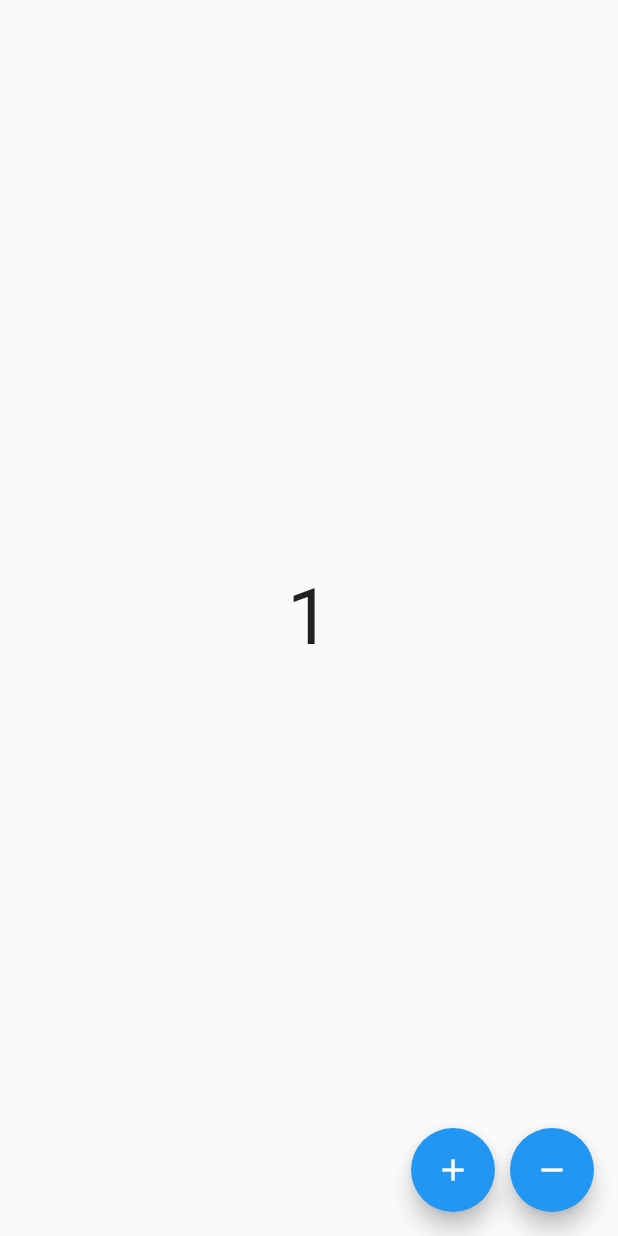
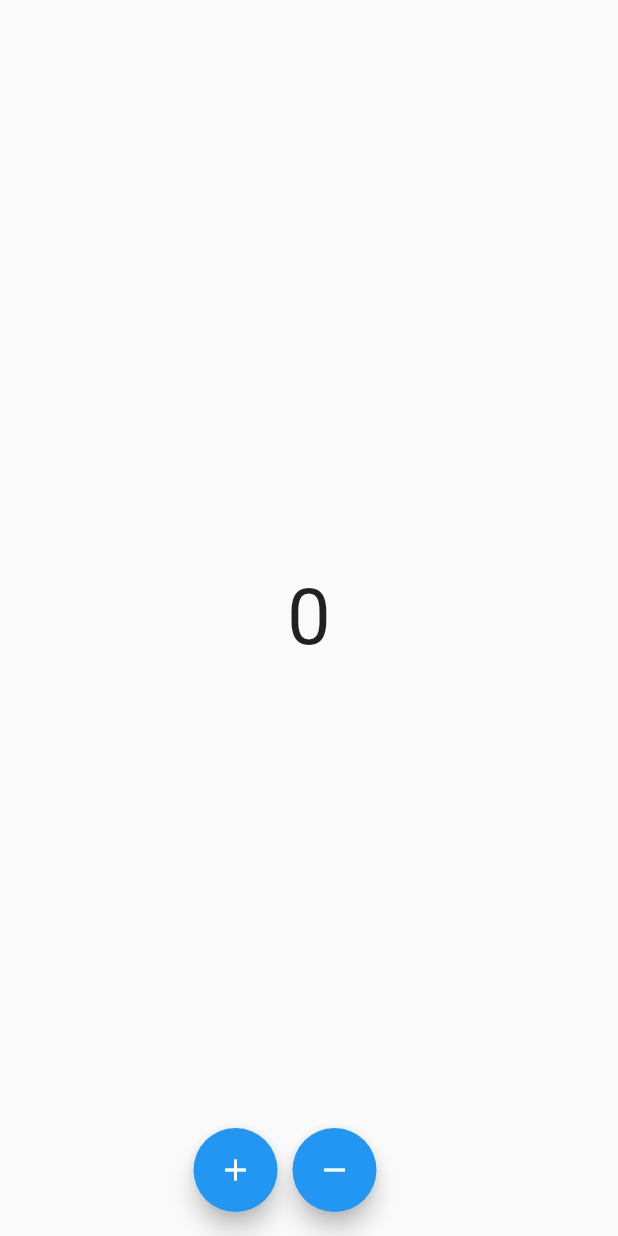
Before and after one commit to ronieo/-flutter-counterApp, a Flutter app: the screen it shows after launch, after a tap on the "add" icon, on a phone screen of 412 x 824 dp. Run offline on Flutter 3.47's test engine with Material 2 defaults, Android fonts, the phone set to English and light mode, and no system bars; our stand-ins replace bloc, equatable, flutter_bloc; statements that could not run were skipped.

Commit message:
from Form of cubit to Form of bloc

```diff
--- a/analysis_options.yaml
+++ b/analysis_options.yaml
@@ -8,6 +8,7 @@
 # The following line activates a set of recommended lints for Flutter apps,
 # packages, and plugins designed to encourage good coding practices.
 # include: package:flutter_lints/flutter.yaml
+# 디폴트 린트룰을 개발과정에선 적용하지 않고 싶을 때
 
 linter:
   # The lint rules applied to this project can be customized in the
--- /dev/null
+++ b/lib/blocs/counter/counter_bloc.dart
@@ -0,0 +1,25 @@
+import 'package:bloc/bloc.dart';
+import 'package:equatable/equatable.dart';
+
+part 'counter_event.dart';
+part 'counter_state.dart';
+
+class CounterBloc extends Bloc<CounterEvent, CounterState> {
+  CounterBloc() : super(CounterState.initial()) {
+    on<IncrementCounterEvent>((event, emit) {
+      // TODO: implement event handler
+      emit(state.copyWith(counter: state.counter + 1));
+    });
+
+    on<DecrementCounterEvent>(_decrementCounter);
+    // on<DecrementCounterEvent>((event, emit) {
+    //   emit(state.copyWith(counter: state.counter - 1));
+    // });
+  }
+  void _decrementCounter(
+    DecrementCounterEvent event,
+    Emitter<CounterState> emit,
+  ) {
+    emit(state.copyWith(counter: state.counter - 1));
+  }
+}
--- /dev/null
+++ b/lib/blocs/counter/counter_event.dart
@@ -0,0 +1,8 @@
+part of 'counter_bloc.dart';
+
+abstract class CounterEvent extends Equatable {
+  const CounterEvent();
+
+  @override
+  List<Object> get props => [];
+}
--- a/lib/cubits/counter/counter_state.dart
+++ b/lib/blocs/counter/counter_state.dart
@@ -1,4 +1,4 @@
-part of 'counter_cubit.dart';
+part of 'counter_bloc.dart';
 
 class CounterState extends Equatable {
   final int counter;
--- /dev/null
+++ b/lib/cubits/counter/ccounter_state.dart
@@ -0,0 +1,26 @@
+part of 'counter_cubit.dart';
+
+class CcounterState extends Equatable {
+  final int counter;
+  CcounterState({
+    required this.counter,
+  });
+
+  factory CcounterState.initial() {
+    return CcounterState(counter: 0);
+  }
+
+  @override
+  List<Object> get props => [counter];
+
+  @override
+  String toString() => 'CounterState(counter: $counter)';
+
+  CcounterState copyWith({
+    int? counter,
+  }) {
+    return CcounterState(
+      counter: counter ?? this.counter,
+    );
+  }
+}
--- a/lib/cubits/counter/counter_cubit.dart
+++ b/lib/cubits/counter/counter_cubit.dart
@@ -1,10 +1,10 @@
 import 'package:bloc/bloc.dart';
 import 'package:equatable/equatable.dart';
 
-part 'counter_state.dart';
+part 'ccounter_state.dart';
 
-class CounterCubit extends Cubit<CounterState> {
-  CounterCubit() : super(CounterState.initial());
+class CounterCubit extends Cubit<CcounterState> {
+  CounterCubit() : super(CcounterState.initial());
 
   void increment() {
     final newState = state.copyWith(counter: state.counter + 1);
--- a/lib/main.dart
+++ b/lib/main.dart
@@ -1,7 +1,8 @@
 import 'package:flutter/material.dart';
 import 'package:flutter_bloc/flutter_bloc.dart';
+import 'package:my_counter_cubit/blocs/counter/counter_bloc.dart';
 import 'package:my_counter_cubit/cubits/counter/counter_cubit.dart';
-import 'package:my_counter_cubit/other_page.dart';
+//import 'package:my_counter_cubit/other_page.dart';
 
 void main() {
   runApp(const MyApp());
@@ -12,15 +13,19 @@ class MyApp extends StatelessWidget {
 
   @override
   Widget build(BuildContext context) {
+    //Counter Bloc을 필요로하는 위젯의 상위 위젯에 BlocProvider Injection해야함
     return BlocProvider<CounterCubit>(
       create: (context) => CounterCubit(),
+      child: BlocProvider<CounterBloc>(
+        create: (context) => CounterBloc(),
         child: MaterialApp(
-        title: 'MyCounter Cubit',
+          title: 'MyCounter Bloc',
           debugShowCheckedModeBanner: false,
           theme: ThemeData(
             primarySwatch: Colors.blue,
           ),
           home: const MyHomePage(),
+        ),
       ),
     );
   }
@@ -32,41 +37,25 @@ class MyHomePage extends StatelessWidget {
   @override
   Widget build(BuildContext context) {
     return Scaffold(
-      body: BlocConsumer<CounterCubit, CounterState>(
+      body: BlocListener<CounterBloc, CounterState>(
         listener: (context, state) {
-          if (state.counter == 3) {
-            showDialog(
-              context: context,
-              builder: (context) {
-                return AlertDialog(
-                  content: Text('counter is ${state.counter}'),
-                );
+          // TODO: implement listener
         },
-            );
-          } else if (state.counter == -1) {
-            Navigator.push(
-              context,
-              MaterialPageRoute(builder: (context) {
-                return OtherPage();
-              }),
-            );
-          }
-        },
-        builder: (context, state) {
-          return Center(
+        child: Center(
           child: Text(
-              '${state.counter}',
+            // context.watch<T> = ObjectType<T>의 변화를 listen 하는 것
+            '${context.watch<CounterBloc>().state.counter}',
             style: TextStyle(fontSize: 52.0),
           ),
-          );
-        },
+        ),
       ),
       floatingActionButton: Row(
-        mainAxisAlignment: MainAxisAlignment.end,
+        mainAxisAlignment: MainAxisAlignment.center,
         children: [
           FloatingActionButton(
             onPressed: () {
-              context.read<CounterCubit>().increment();
+              BlocProvider.of<CounterBloc>(context)
+                  .add(IncrementCounterEvent());
             },
             child: Icon(Icons.add),
             heroTag: 'increment',
@@ -74,13 +63,73 @@ class MyHomePage extends StatelessWidget {
           SizedBox(width: 10.0),
           FloatingActionButton(
             onPressed: () {
-              context.read<CounterCubit>().decrement();
+              context.read<CounterBloc>().add(DecrementCounterEvent());
             },
             child: Icon(Icons.remove),
             heroTag: 'decrement',
-          ),
+          )
         ],
       ),
     );
   }
 }
+
+// class MyHomePage extends StatelessWidget {
+//   const MyHomePage({Key? key}) : super(key: key);
+
+//   @override
+//   Widget build(BuildContext context) {
+//     return Scaffold(
+//       //... BlocConsumer = listener + builder bitten
+//       body: BlocConsumer<CounterCubit, CounterState>(
+//         listener: (context, state) {
+//           if (state.counter == 3) {
+//             showDialog(
+//               context: context,
+//               builder: (context) {
+//                 return AlertDialog(
+//                   content: Text('counter is ${state.counter}'),
+//                 );
+//               },
+//             );
+//           } else if (state.counter == -1) {
+//             Navigator.push(
+//               context,
+//               MaterialPageRoute(builder: (context) {
+//                 return OtherPage();
+//               }),
+//             );
+//           }
+//         },
+//         builder: (context, state) {
+//           return Center(
+//             child: Text(
+//               '${state.counter}',
+//               style: TextStyle(fontSize: 52.0),
+//             ),
+//           );
+//         },
+//       ),
+//       floatingActionButton: Row(
+//         mainAxisAlignment: MainAxisAlignment.end,
+//         children: [
+//           FloatingActionButton(
+//             onPressed: () {
+//               context.read<CounterCubit>().increment();
+//             },
+//             child: Icon(Icons.add),
+//             heroTag: 'increment',
+//           ),
+//           SizedBox(width: 10.0),
+//           FloatingActionButton(
+//             onPressed: () {
+//               context.read<CounterCubit>().decrement();
+//             },
+//             child: Icon(Icons.remove),
+//             heroTag: 'decrement',
+//           ),
+//         ],
+//       ),
+//     );
+//   }
+// }
--- a/pubspec.yaml
+++ b/pubspec.yaml
@@ -31,7 +31,7 @@ dependencies:
   equatable: ^2.0.3
   flutter:
     sdk: flutter
-  flutter_bloc: ^8.0.1
+  flutter_bloc: ^8.0.0
 
 dev_dependencies:
   flutter_lints: ^1.0.0
```
Also changed, not shown: pubspec.lock. Lines whose indentation alone changed are shown as unchanged.
